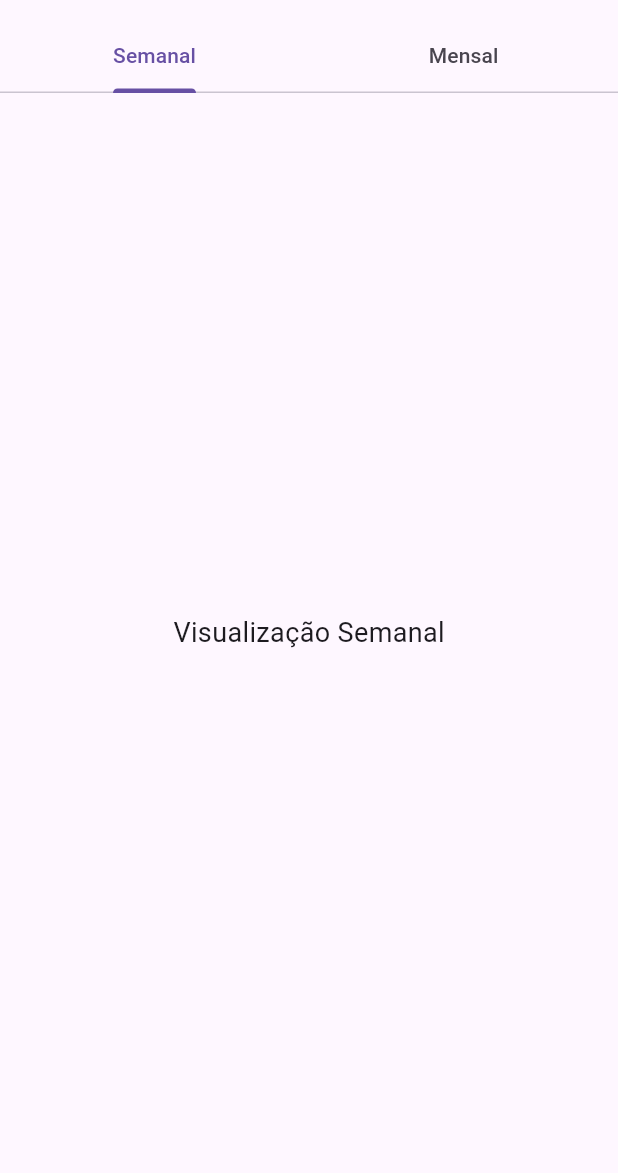
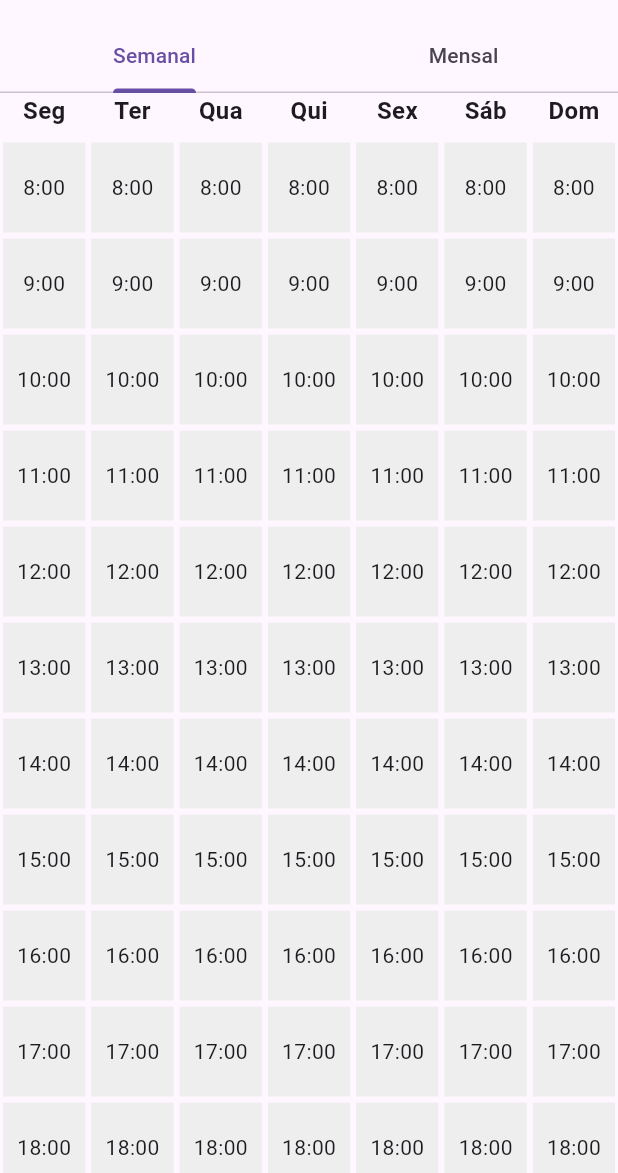
Before and after one commit to MarcelyMelo/DSI_grupo05_2025.1, a Flutter app: the SchedulePage screen opened directly, on a phone screen of 412 x 824 dp, the part 63-1236 px from its top. Run offline on Flutter 3.47's test engine with Material 3 defaults, Android fonts, the light colour scheme and no system bars; our stand-ins replace flutter_map, geolocator, latlong2, permission_handler.

Commit message:
Implementada interface inicial da visualização semanal (WeeklyView)

```diff
--- a/lib/features/schedule/widgets/weekly_view.dart
+++ b/lib/features/schedule/widgets/weekly_view.dart
@@ -1,15 +1,56 @@
 import 'package:flutter/material.dart';
 
 class WeeklyView extends StatelessWidget {
-  const WeeklyView({Key? key}) : super(key: key);
+  const WeeklyView({super.key});
+
+  final List<String> weekDays = const [
+    'Seg', 'Ter', 'Qua', 'Qui', 'Sex', 'Sáb', 'Dom'
+  ];
 
   @override
   Widget build(BuildContext context) {
-    return const Center(
-      child: Text(
-        'Visualização Semanal',
-        style: TextStyle(fontSize: 18),
-      ),
+    return Column(
+      children: [
+        // Cabeçalho com os dias da semana
+        Row(
+          mainAxisAlignment: MainAxisAlignment.spaceAround,
+          children: weekDays
+              .map((day) => Expanded(
+                    child: Center(
+                      child: Text(
+                        day,
+                        style: const TextStyle(
+                            fontWeight: FontWeight.bold, fontSize: 16),
+                      ),
+                    ),
+                  ))
+              .toList(),
+        ),
+        const SizedBox(height: 8),
+
+        // Blocos de horário (simples por enquanto)
+        Expanded(
+          child: ListView.builder(
+            itemCount: 12, // Ex: 12 blocos horários (ex: das 8h às 20h)
+            itemBuilder: (context, hourIndex) {
+              return Row(
+                children: List.generate(7, (dayIndex) {
+                  return Expanded(
+                    child: Container(
+                      margin: const EdgeInsets.all(2),
+                      height: 60,
+                      color: Colors.grey[200],
+                      child: Center(
+                        child: Text('${8 + hourIndex}:00'),
+                      ),
+                    ),
+                  );
+                }),
+              );
+            },
+          ),
+        ),
+      ],
     );
   }
 }
```
